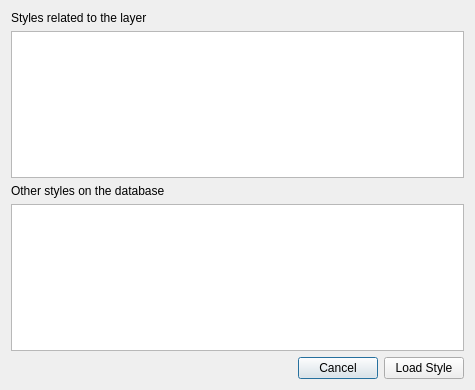
First picture: the form in src/ui/qgsloadstylefromdbdialog.ui, repository qgis/QGIS, before the edit.
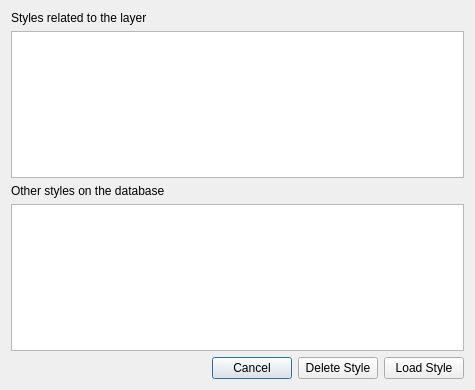
Second picture: the form after the edit.

Commit message: Delete styles from postgres provider

What changed in the file:
```diff
--- a/src/ui/qgsloadstylefromdbdialog.ui
+++ b/src/ui/qgsloadstylefromdbdialog.ui
@@ -81,6 +81,19 @@
          </property>
         </widget>
        </item>
+       <item>
+        <widget class="QPushButton" name="mDeleteButton">
+         <property name="sizePolicy">
+          <sizepolicy hsizetype="Maximum" vsizetype="Fixed">
+           <horstretch>0</horstretch>
+           <verstretch>0</verstretch>
+          </sizepolicy>
+         </property>
+         <property name="text">
+          <string>Delete Style</string>
+         </property>
+        </widget>
+       </item>
        <item>
         <widget class="QPushButton" name="mLoadButton">
          <property name="sizePolicy">
```
The commit also changes 7 other files.
